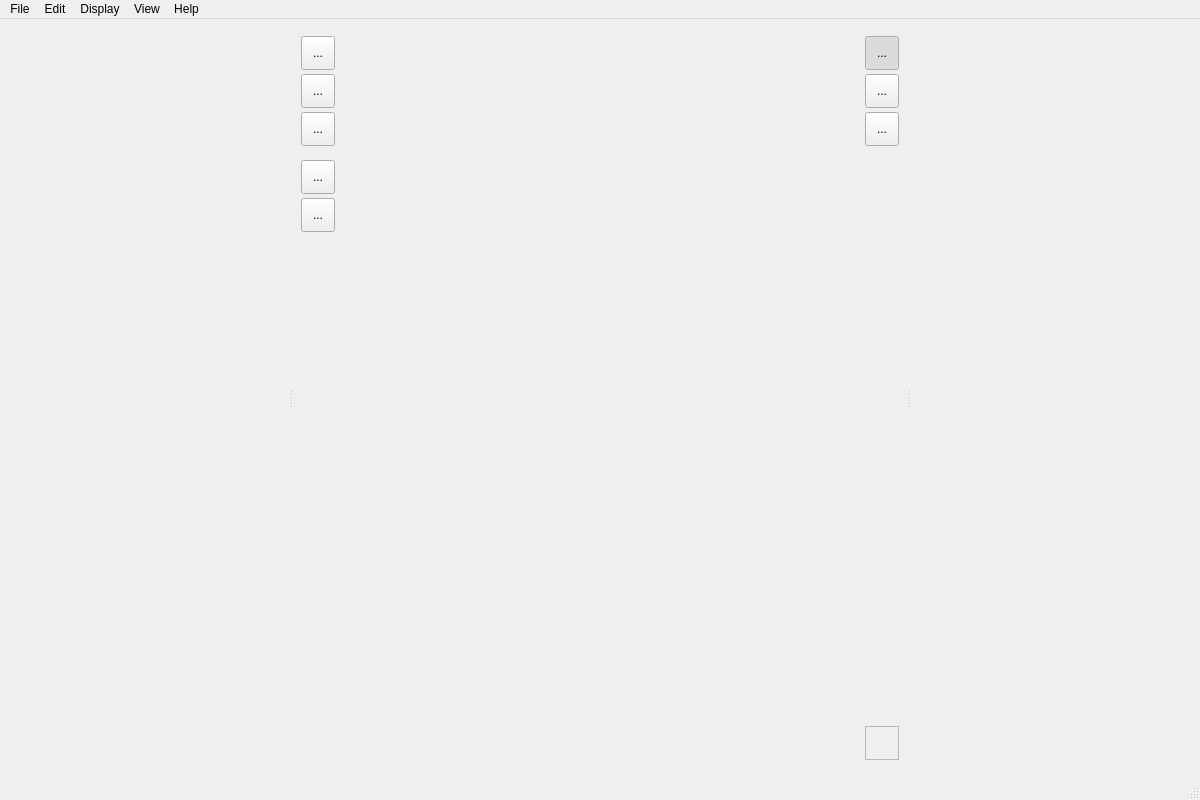
Above: sources/viewer.ui from mikaelsundell/stageviz before the change. Below: the same form after it.
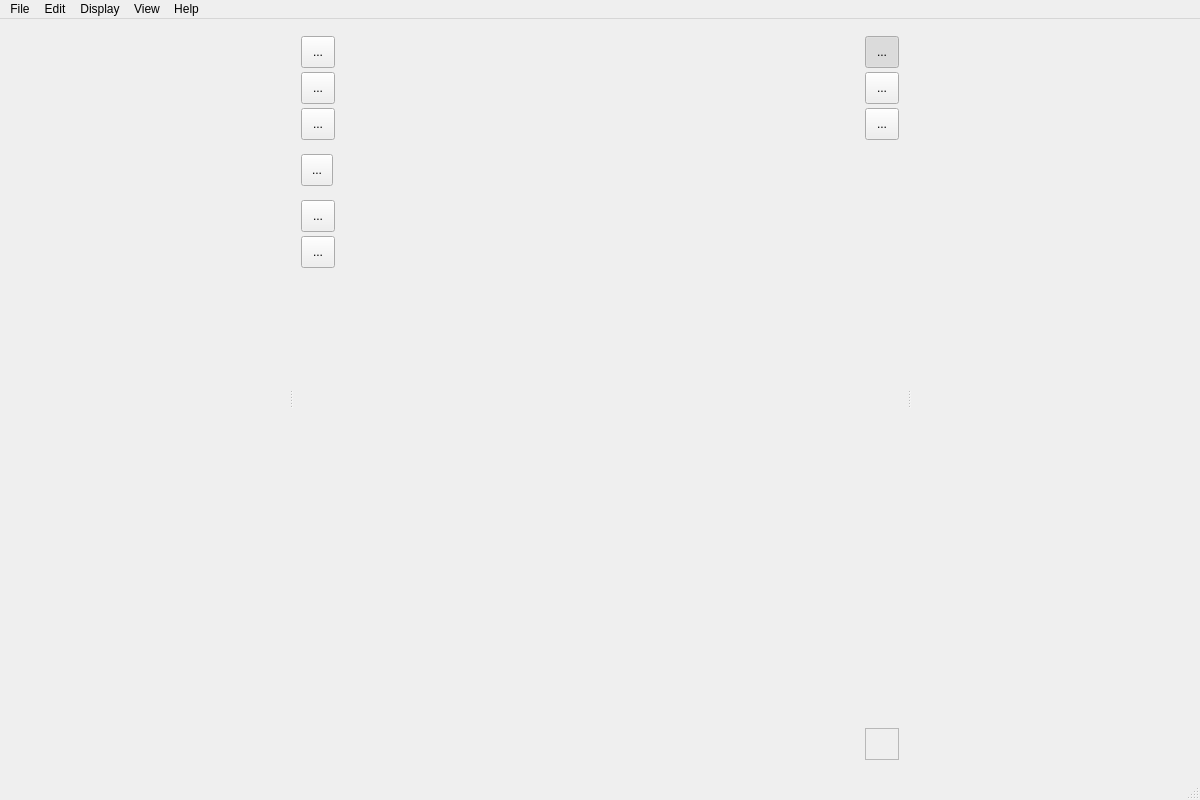
That is the form after the change. Custom widgets are drawn as their Qt base class.

Commit message: New version 0.1.23 Added transforms to viewport

```diff
--- a/sources/viewer.ui
+++ b/sources/viewer.ui
@@ -171,8 +171,8 @@
                   </property>
                   <property name="minimumSize">
                    <size>
-                    <width>34</width>
-                    <height>34</height>
+                    <width>32</width>
+                    <height>32</height>
                    </size>
                   </property>
                   <property name="maximumSize">
@@ -202,8 +202,8 @@
                   </property>
                   <property name="minimumSize">
                    <size>
-                    <width>34</width>
-                    <height>34</height>
+                    <width>32</width>
+                    <height>32</height>
                    </size>
                   </property>
                   <property name="maximumSize">
@@ -233,8 +233,8 @@
                   </property>
                   <property name="minimumSize">
                    <size>
-                    <width>34</width>
-                    <height>34</height>
+                    <width>32</width>
+                    <height>32</height>
                    </size>
                   </property>
                   <property name="maximumSize">
@@ -254,6 +254,35 @@
                   </property>
                  </widget>
                 </item>
+                <item>
+                 <spacer name="verticalSpacer">
+                  <property name="orientation">
+                   <enum>Qt::Orientation::Vertical</enum>
+                  </property>
+                  <property name="sizeType">
+                   <enum>QSizePolicy::Policy::Fixed</enum>
+                  </property>
+                  <property name="sizeHint" stdset="0">
+                   <size>
+                    <width>20</width>
+                    <height>10</height>
+                   </size>
+                  </property>
+                 </spacer>
+                </item>
+                <item>
+                 <widget class="QToolButton" name="transform">
+                  <property name="minimumSize">
+                   <size>
+                    <width>32</width>
+                    <height>32</height>
+                   </size>
+                  </property>
+                  <property name="text">
+                   <string>...</string>
+                  </property>
+                 </widget>
+                </item>
                 <item>
                  <spacer name="horizontalSpacer_3">
                   <property name="orientation">
@@ -280,8 +309,8 @@
                   </property>
                   <property name="minimumSize">
                    <size>
-                    <width>34</width>
-                    <height>34</height>
+                    <width>32</width>
+                    <height>32</height>
                    </size>
                   </property>
                   <property name="maximumSize">
@@ -311,8 +340,8 @@
                   </property>
                   <property name="minimumSize">
                    <size>
-                    <width>34</width>
-                    <height>34</height>
+                    <width>32</width>
+                    <height>32</height>
                    </size>
                   </property>
                   <property name="maximumSize">
@@ -476,8 +505,8 @@
                   </property>
                   <property name="minimumSize">
                    <size>
-                    <width>34</width>
-                    <height>34</height>
+                    <width>32</width>
+                    <height>32</height>
                    </size>
                   </property>
                   <property name="maximumSize">
@@ -513,8 +542,8 @@
                   </property>
                   <property name="minimumSize">
                    <size>
-                    <width>34</width>
-                    <height>34</height>
+                    <width>32</width>
+                    <height>32</height>
                    </size>
                   </property>
                   <property name="maximumSize">
@@ -547,8 +576,8 @@
                   </property>
                   <property name="minimumSize">
                    <size>
-                    <width>34</width>
-                    <height>34</height>
+                    <width>32</width>
+                    <height>32</height>
                    </size>
                   </property>
                   <property name="maximumSize">
@@ -594,8 +623,8 @@
                   </property>
                   <property name="minimumSize">
                    <size>
-                    <width>34</width>
-                    <height>34</height>
+                    <width>32</width>
+                    <height>32</height>
                    </size>
                   </property>
                   <property name="maximumSize">
```
Left out of the diff: 13 changed lines with no effect on the pictures. The commit also changes 25 other files.
